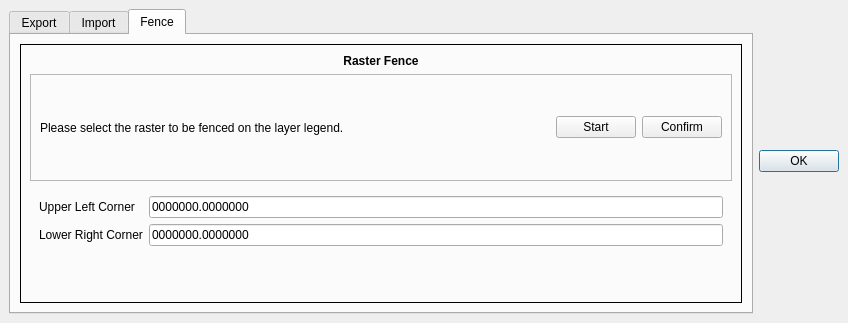
This is beedip_dockwidget_base.ui in DodoIta/beedip as Qt 5 draws it before an edit. The edited form follows.
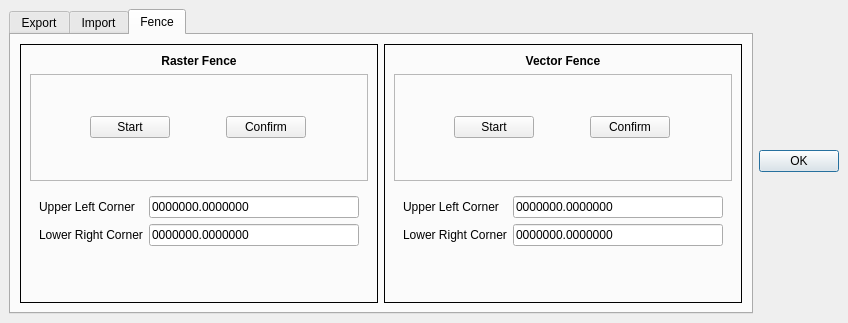
This is the edited form.

Commit message: added vector fence to UI

Patch:
```diff
--- a/beedip_dockwidget_base.ui
+++ b/beedip_dockwidget_base.ui
@@ -96,9 +96,173 @@
        <attribute name="title">
         <string>Fence</string>
        </attribute>
-       <layout class="QVBoxLayout" name="verticalLayout_5">
+       <layout class="QHBoxLayout" name="horizontalLayout">
         <item>
-         <widget class="QFrame" name="rasterFrame_2">
+         <widget class="QFrame" name="rasterFrame_3">
+          <property name="enabled">
+           <bool>true</bool>
+          </property>
+          <property name="sizePolicy">
+           <sizepolicy hsizetype="Preferred" vsizetype="Preferred">
+            <horstretch>0</horstretch>
+            <verstretch>0</verstretch>
+           </sizepolicy>
+          </property>
+          <property name="frameShape">
+           <enum>QFrame::Box</enum>
+          </property>
+          <layout class="QVBoxLayout" name="verticalLayout_5">
+           <item>
+            <layout class="QHBoxLayout" name="title_2">
+             <item>
+              <widget class="QLabel" name="label_7">
+               <property name="sizePolicy">
+                <sizepolicy hsizetype="Preferred" vsizetype="Fixed">
+                 <horstretch>0</horstretch>
+                 <verstretch>0</verstretch>
+                </sizepolicy>
+               </property>
+               <property name="font">
+                <font>
+                 <weight>75</weight>
+                 <bold>true</bold>
+                </font>
+               </property>
+               <property name="layoutDirection">
+                <enum>Qt::LeftToRight</enum>
+               </property>
+               <property name="autoFillBackground">
+                <bool>false</bool>
+               </property>
+               <property name="frameShape">
+                <enum>QFrame::NoFrame</enum>
+               </property>
+               <property name="text">
+                <string>Raster Fence</string>
+               </property>
+               <property name="scaledContents">
+                <bool>false</bool>
+               </property>
+               <property name="alignment">
+                <set>Qt::AlignCenter</set>
+               </property>
+               <property name="wordWrap">
+                <bool>false</bool>
+               </property>
+              </widget>
+             </item>
+            </layout>
+           </item>
+           <item>
+            <widget class="QFrame" name="row_3">
+             <property name="frameShape">
+              <enum>QFrame::StyledPanel</enum>
+             </property>
+             <property name="frameShadow">
+              <enum>QFrame::Raised</enum>
+             </property>
+             <layout class="QHBoxLayout" name="horizontalLayout_4">
+              <item>
+               <widget class="QPushButton" name="rasterStartBtn">
+                <property name="enabled">
+                 <bool>true</bool>
+                </property>
+                <property name="sizePolicy">
+                 <sizepolicy hsizetype="Fixed" vsizetype="Fixed">
+                  <horstretch>0</horstretch>
+                  <verstretch>0</verstretch>
+                 </sizepolicy>
+                </property>
+                <property name="text">
+                 <string>Start</string>
+                </property>
+                <property name="checkable">
+                 <bool>false</bool>
+                </property>
+                <property name="autoDefault">
+                 <bool>false</bool>
+                </property>
+                <property name="default">
+                 <bool>false</bool>
+                </property>
+                <property name="flat">
+                 <bool>false</bool>
+                </property>
+               </widget>
+              </item>
+              <item>
+               <widget class="QPushButton" name="rasterConfirmBtn">
+                <property name="enabled">
+                 <bool>true</bool>
+                </property>
+                <property name="sizePolicy">
+                 <sizepolicy hsizetype="Fixed" vsizetype="Fixed">
+                  <horstretch>0</horstretch>
+                  <verstretch>0</verstretch>
+                 </sizepolicy>
+                </property>
+                <property name="text">
+                 <string>Confirm</string>
+                </property>
+               </widget>
+              </item>
+             </layout>
+            </widget>
+           </item>
+           <item>
+            <widget class="QWidget" name="row_4" native="true">
+             <property name="enabled">
+              <bool>true</bool>
+             </property>
+             <layout class="QFormLayout" name="formLayout_2">
+              <item row="0" column="0">
+               <widget class="QLabel" name="ulLabel_2">
+                <property name="text">
+                 <string>Upper Left Corner</string>
+                </property>
+               </widget>
+              </item>
+              <item row="0" column="1">
+               <widget class="QLineEdit" name="rasterUL">
+                <property name="sizePolicy">
+                 <sizepolicy hsizetype="Preferred" vsizetype="Fixed">
+                  <horstretch>0</horstretch>
+                  <verstretch>0</verstretch>
+                 </sizepolicy>
+                </property>
+                <property name="text">
+                 <string>0000000.0000000</string>
+                </property>
+               </widget>
+              </item>
+              <item row="1" column="0">
+               <widget class="QLabel" name="lrLabel_2">
+                <property name="text">
+                 <string>Lower Right Corner</string>
+                </property>
+               </widget>
+              </item>
+              <item row="1" column="1">
+               <widget class="QLineEdit" name="rasterLR">
+                <property name="sizePolicy">
+                 <sizepolicy hsizetype="Preferred" vsizetype="Fixed">
+                  <horstretch>0</horstretch>
+                  <verstretch>0</verstretch>
+                 </sizepolicy>
+                </property>
+                <property name="text">
+                 <string>0000000.0000000</string>
+                </property>
+               </widget>
+              </item>
+             </layout>
+            </widget>
+           </item>
+          </layout>
+         </widget>
+        </item>
+        <item>
+         <widget class="QFrame" name="vectorFrame_2">
           <property name="enabled">
            <bool>true</bool>
           </property>
@@ -138,7 +302,7 @@
                 <enum>QFrame::NoFrame</enum>
                </property>
                <property name="text">
-                <string>Raster Fence</string>
+                <string>Vector Fence</string>
                </property>
                <property name="scaledContents">
                 <bool>false</bool>
@@ -163,26 +327,7 @@
              </property>
              <layout class="QHBoxLayout" name="horizontalLayout_2">
               <item>
-               <widget class="QLabel" name="label_6">
-                <property name="contextMenuPolicy">
-                 <enum>Qt::NoContextMenu</enum>
-                </property>
-                <property name="autoFillBackground">
-                 <bool>false</bool>
-                </property>
-                <property name="frameShape">
-                 <enum>QFrame::NoFrame</enum>
-                </property>
-                <property name="frameShadow">
-                 <enum>QFrame::Raised</enum>
-                </property>
-                <property name="text">
-                 <string>Please select the raster to be fenced on the layer legend.</string>
-                </property>
-               </widget>
-              </item>
-              <item>
-               <widget class="QPushButton" name="startButton">
+               <widget class="QPushButton" name="vectorStartBtn">
                 <property name="enabled">
                  <bool>true</bool>
                 </property>
```
Left out of the diff: 6 changed lines with no effect on the pictures. The commit also changes 1 other file.
